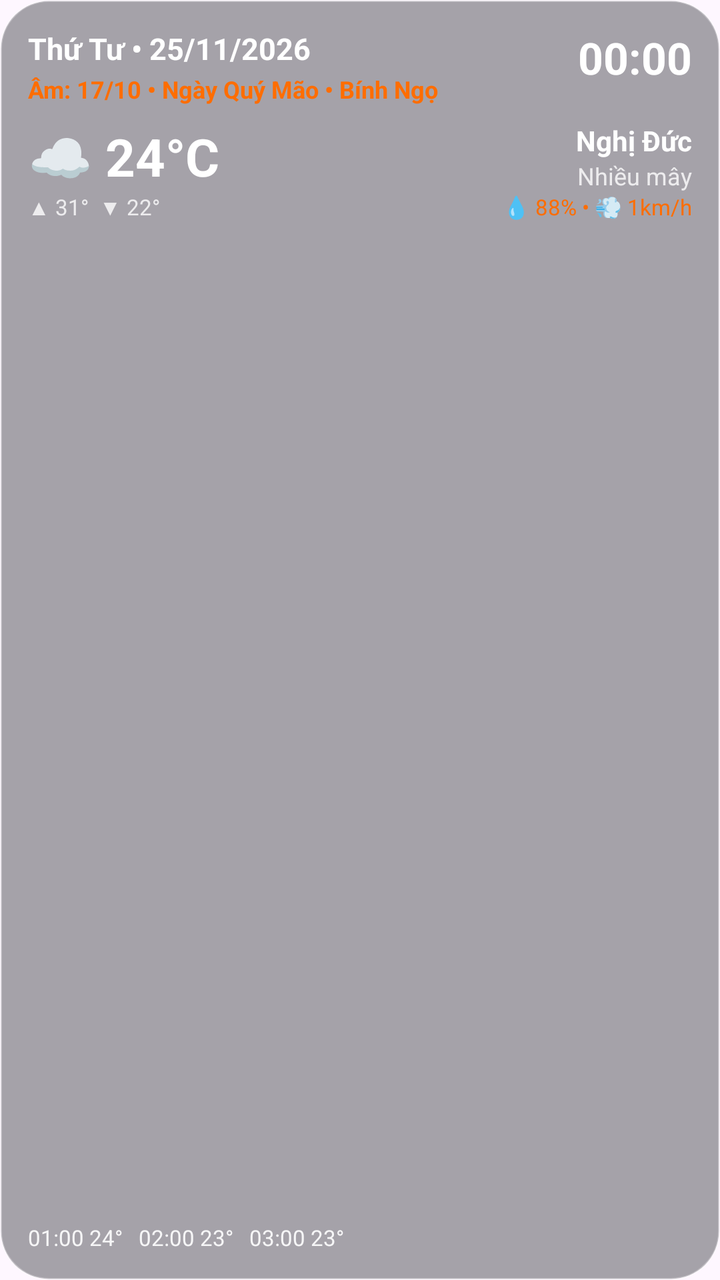
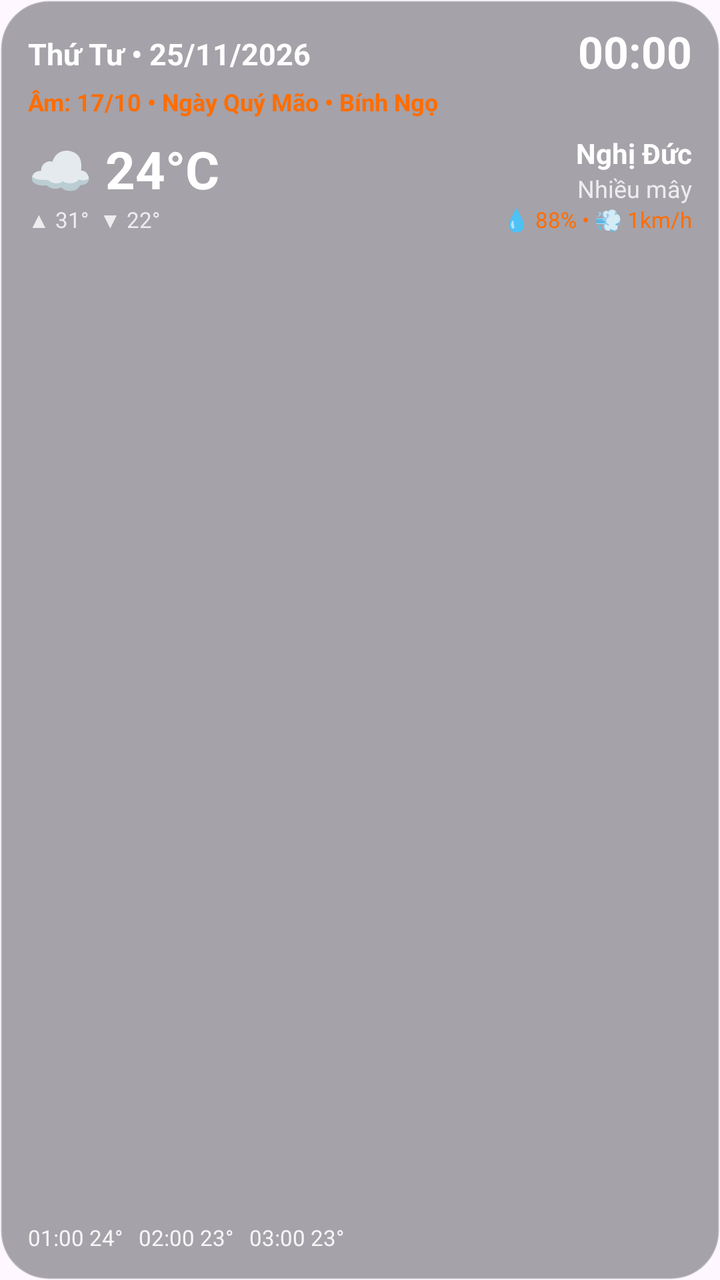

Two renders of the same Android screen: before a commit and after it. Below are the layout's source before the change and the commit's diff.
<!-- AndroidManifest.xml: application theme Theme.Material3.DayNight.NoActionBar -->
<!-- res/layout/widget_4x2.xml -->
<?xml version="1.0" encoding="utf-8"?>
<RelativeLayout xmlns:android="http://schemas.android.com/apk/res/android"
    android:id="@+id/widget_root"
    android:layout_width="match_parent"
    android:layout_height="match_parent"
    android:background="@drawable/bg_widget_glass_dark"
    android:padding="14dp">

    <TextView
        android:id="@+id/tv_solar_date"
        android:layout_width="wrap_content"
        android:layout_height="wrap_content"
        android:layout_alignParentStart="true"
        android:layout_alignParentTop="true"
        android:layout_toStartOf="@id/tc_clock"
        android:layout_marginEnd="8dp"
        android:fontFamily="sans-serif"
        android:maxLines="1"
        android:text="Thứ Tư • 25/11/2026"
        android:textColor="#FFFFFF"
        android:textSize="15sp"
        android:textStyle="bold" />

    <TextClock
        android:id="@+id/tc_clock"
        android:layout_width="wrap_content"
        android:layout_height="wrap_content"
        android:layout_alignParentTop="true"
        android:layout_alignParentEnd="true"
        android:fontFamily="sans-serif"
        android:format12Hour="HH:mm"
        android:format24Hour="HH:mm"
        android:maxLines="1"
        android:padding="0dp"
        android:textColor="#FFFFFF"
        android:textSize="22sp"
        android:textStyle="bold" />

    <TextView
        android:id="@+id/tv_update_time"
        android:layout_width="wrap_content"
        android:layout_height="wrap_content"
        android:visibility="gone" />

    <TextView
        android:id="@+id/tv_lunar_date"
        android:layout_width="match_parent"
        android:layout_height="wrap_content"
        android:layout_below="@id/tv_solar_date"
        android:layout_alignParentStart="true"
        android:layout_alignParentEnd="true"
        android:layout_marginTop="2dp"
        android:fontFamily="sans-serif"
        android:maxLines="1"
        android:text="Âm: 17/10 • Ngày Quý Mão • Bính Ngọ"
        android:textColor="#FF6D00"
        android:textSize="12sp"
        android:textStyle="bold" />

    <LinearLayout
        android:id="@+id/layout_middle"
        android:layout_width="match_parent"
        android:layout_height="wrap_content"
        android:layout_below="@id/tv_lunar_date"
        android:layout_marginTop="8dp"
        android:orientation="horizontal">

        <LinearLayout
            android:layout_width="0dp"
            android:layout_height="wrap_content"
            android:layout_weight="1"
            android:orientation="vertical">

            <TextView
                android:id="@+id/tv_temp"
                android:layout_width="wrap_content"
                android:layout_height="wrap_content"
                android:fontFamily="sans-serif"
                android:text="☁ 24°C"
                android:textColor="#FFFFFF"
                android:textSize="26sp"
                android:textStyle="bold" />

            <TextView
                android:id="@+id/tv_min_max"
                android:layout_width="wrap_content"
                android:layout_height="wrap_content"
                android:fontFamily="sans-serif"
                android:text="▲ 31°  ▼ 22°"
                android:textColor="#CCFFFFFF"
                android:textSize="11sp" />
        </LinearLayout>

        <LinearLayout
            android:layout_width="wrap_content"
            android:layout_height="wrap_content"
            android:gravity="end"
            android:orientation="vertical">

            <TextView
                android:id="@+id/tv_location"
                android:layout_width="wrap_content"
                android:layout_height="wrap_content"
                android:fontFamily="sans-serif"
                android:text="Nghị Đức"
                android:textColor="#FFFFFF"
                android:textSize="14sp"
                android:textStyle="bold" />

            <TextView
                android:id="@+id/tv_condition"
                android:layout_width="wrap_content"
                android:layout_height="wrap_content"
                android:fontFamily="sans-serif"
                android:text="Nhiều mây"
                android:textColor="#CCFFFFFF"
                android:textSize="12sp" />

            <TextView
                android:id="@+id/tv_humidity_wind"
                android:layout_width="wrap_content"
                android:layout_height="wrap_content"
                android:fontFamily="sans-serif"
                android:text="💧 88% • 💨 1km/h"
                android:textColor="#FF6D00"
                android:textSize="11sp" />
        </LinearLayout>
    </LinearLayout>

    <TextView
        android:id="@+id/tv_hourly"
        android:layout_width="wrap_content"
        android:layout_height="wrap_content"
        android:layout_alignParentBottom="true"
        android:fontFamily="sans-serif"
        android:text="01:00 24°   02:00 23°   03:00 23°"
        android:textColor="#E6FFFFFF"
        android:textSize="11sp" />

    <TextView
        android:id="@+id/tv_signature"
        android:layout_width="wrap_content"
        android:layout_height="wrap_content"
        android:layout_alignParentEnd="true"
        android:layout_alignParentBottom="true"
        android:alpha="0.9"
        android:fontFamily="sans-serif"
        android:text=""
        android:textColor="#FFFFFF"
        android:textSize="11sp"
        android:textStyle="italic" />
</RelativeLayout>
<!-- resources referenced by this layout -->
<resources>
  <!-- drawable bg_widget_glass_dark (drawable) -->
  <?xml version="1.0" encoding="utf-8"?>
  <shape xmlns:android="http://schemas.android.com/apk/res/android">
      <solid android:color="#661E2229" />
      <corners android:radius="24dp" />
      <stroke
          android:width="1dp"
          android:color="#4DFFFFFF" />
  </shape>
</resources>

<!-- the commit's change to res/layout/widget_4x2.xml (unified diff, before → after) -->
@@ -6,35 +6,41 @@
     android:background="@drawable/bg_widget_glass_dark"
     android:padding="14dp">
 
-    <TextView
-        android:id="@+id/tv_solar_date"
-        android:layout_width="wrap_content"
-        android:layout_height="wrap_content"
-        android:layout_alignParentStart="true"
-        android:layout_alignParentTop="true"
-        android:layout_toStartOf="@id/tc_clock"
-        android:layout_marginEnd="8dp"
-        android:fontFamily="sans-serif"
-        android:maxLines="1"
-        android:text="Thứ Tư • 25/11/2026"
-        android:textColor="#FFFFFF"
-        android:textSize="15sp"
-        android:textStyle="bold" />
-
-    <TextClock
-        android:id="@+id/tc_clock"
-        android:layout_width="wrap_content"
+    <LinearLayout
+        android:id="@+id/layout_top_header"
+        android:layout_width="match_parent"
         android:layout_height="wrap_content"
         android:layout_alignParentTop="true"
-        android:layout_alignParentEnd="true"
-        android:fontFamily="sans-serif"
-        android:format12Hour="HH:mm"
-        android:format24Hour="HH:mm"
-        android:maxLines="1"
-        android:padding="0dp"
-        android:textColor="#FFFFFF"
-        android:textSize="22sp"
-        android:textStyle="bold" />
+        android:gravity="center_vertical"
+        android:orientation="horizontal">
+
+        <TextView
+            android:id="@+id/tv_solar_date"
+            android:layout_width="0dp"
+            android:layout_height="wrap_content"
+            android:layout_weight="1"
+            android:layout_marginEnd="8dp"
+            android:fontFamily="sans-serif"
+            android:maxLines="1"
+            android:text="Thứ Tư • 25/11/2026"
+            android:textColor="#FFFFFF"
+            android:textSize="15sp"
+            android:textStyle="bold" />
+
+        <TextClock
+            android:id="@+id/tc_clock"
+            android:layout_width="wrap_content"
+            android:layout_height="wrap_content"
+            android:fontFamily="sans-serif"
+            android:format12Hour="HH:mm"
+            android:format24Hour="HH:mm"
+            android:includeFontPadding="false"
+            android:maxLines="1"
+            android:padding="0dp"
+            android:textColor="#FFFFFF"
+            android:textSize="22sp"
+            android:textStyle="bold" />
+    </LinearLayout>
 
     <TextView
         android:id="@+id/tv_update_time"
@@ -46,10 +52,10 @@
         android:id="@+id/tv_lunar_date"
         android:layout_width="match_parent"
         android:layout_height="wrap_content"
-        android:layout_below="@id/tv_solar_date"
+        android:layout_below="@id/layout_top_header"
         android:layout_alignParentStart="true"
         android:layout_alignParentEnd="true"
-        android:layout_marginTop="2dp"
+        android:layout_marginTop="3dp"
         android:fontFamily="sans-serif"
         android:maxLines="1"
         android:text="Âm: 17/10 • Ngày Quý Mão • Bính Ngọ"
